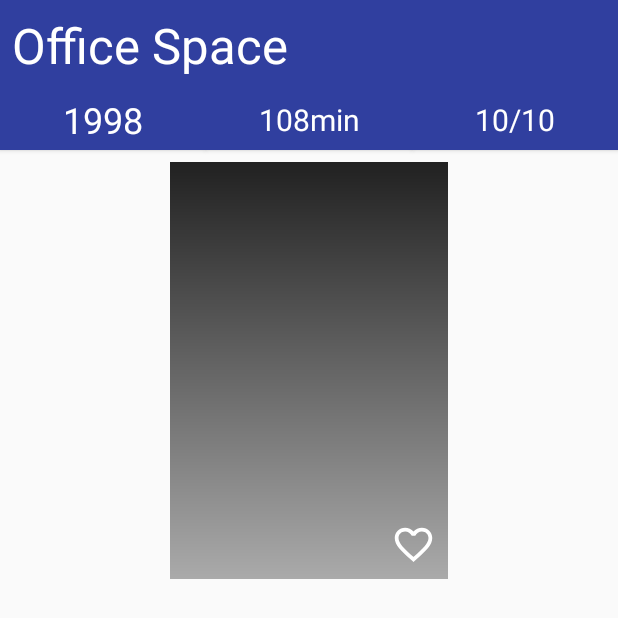
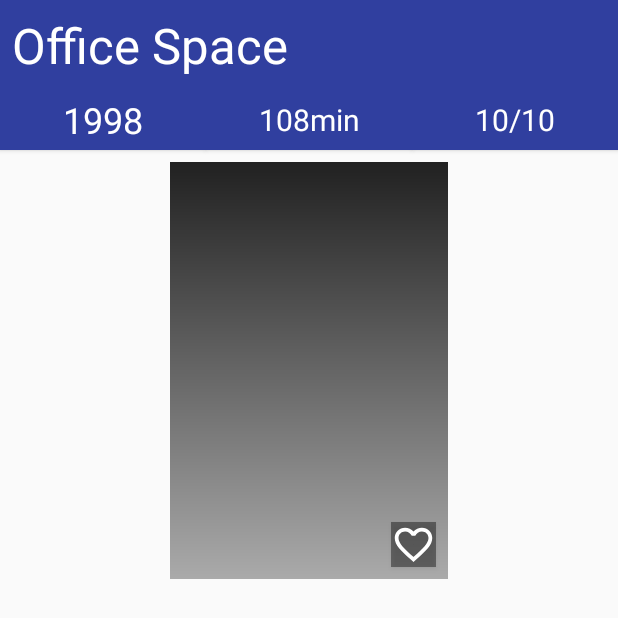
Before and after one commit to carusooo/popular-movies, an Android app: the layout activity_detail.xml on its own in the app's theme, with its tools: preview values and no code run, on a phone screen of 412 x 824 dp. Shown: the top 618 px of the screen. Run offline under Robolectric (Android 15) with nearby library versions, the phone set to English and light mode, and no system bars; plain views replace SpinKitView; network calls fail.

Commit message:
Adding a background to the favorite button
Added a scrim to the favorite button for scnearios where the movie
poster has white in the lower right corner.

```diff
--- a/app/src/main/res/drawable/ic_toggle_bg.xml
+++ b/app/src/main/res/drawable/ic_toggle_bg.xml
@@ -2,7 +2,7 @@
 <layer-list xmlns:android="http://schemas.android.com/apk/res/android">
 
     <item android:id="@+id/background"
-        android:drawable="@android:color/transparent" />
+        android:drawable="@color/colorDarkTransparent" />
 
     <item android:id="@+id/toggle"
         android:drawable="@drawable/ic_toggle" />
--- a/app/src/main/res/values/colors.xml
+++ b/app/src/main/res/values/colors.xml
@@ -5,4 +5,5 @@
     <color name="colorPrimaryDark">#303F9F</color>
     <color name="colorAccent">#FF4081</color>
     <color name="colorPrimaryDarkUnselected">#848BC7</color>
+    <color name="colorDarkTransparent">#66000000</color>
 </resources>
```
